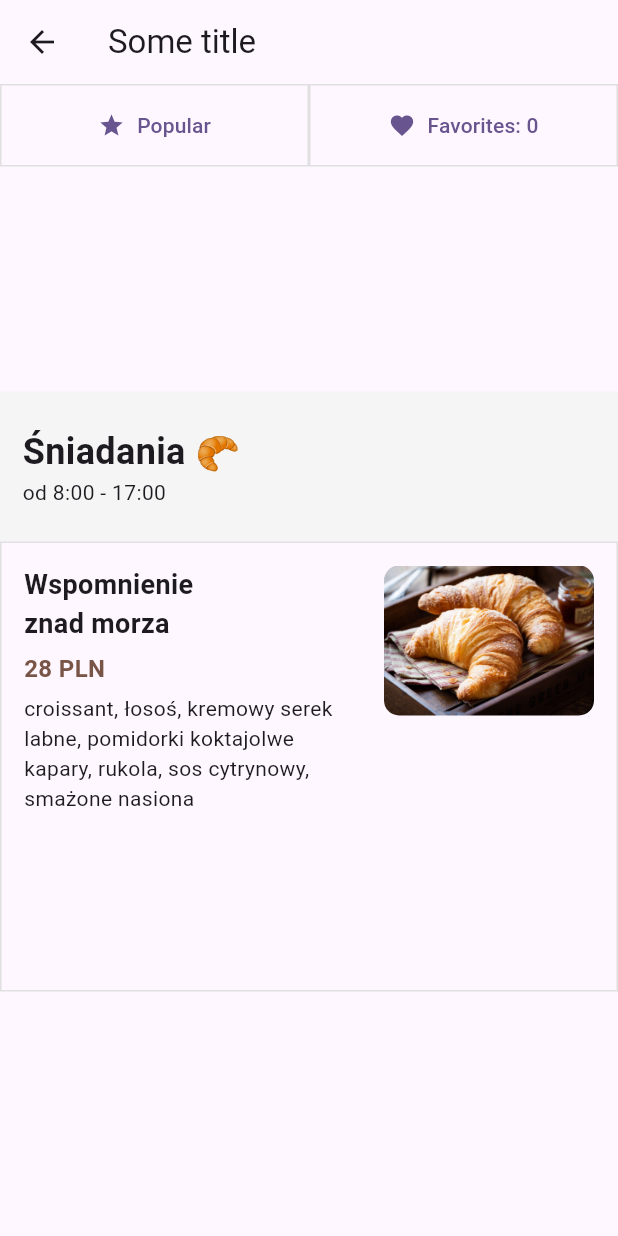
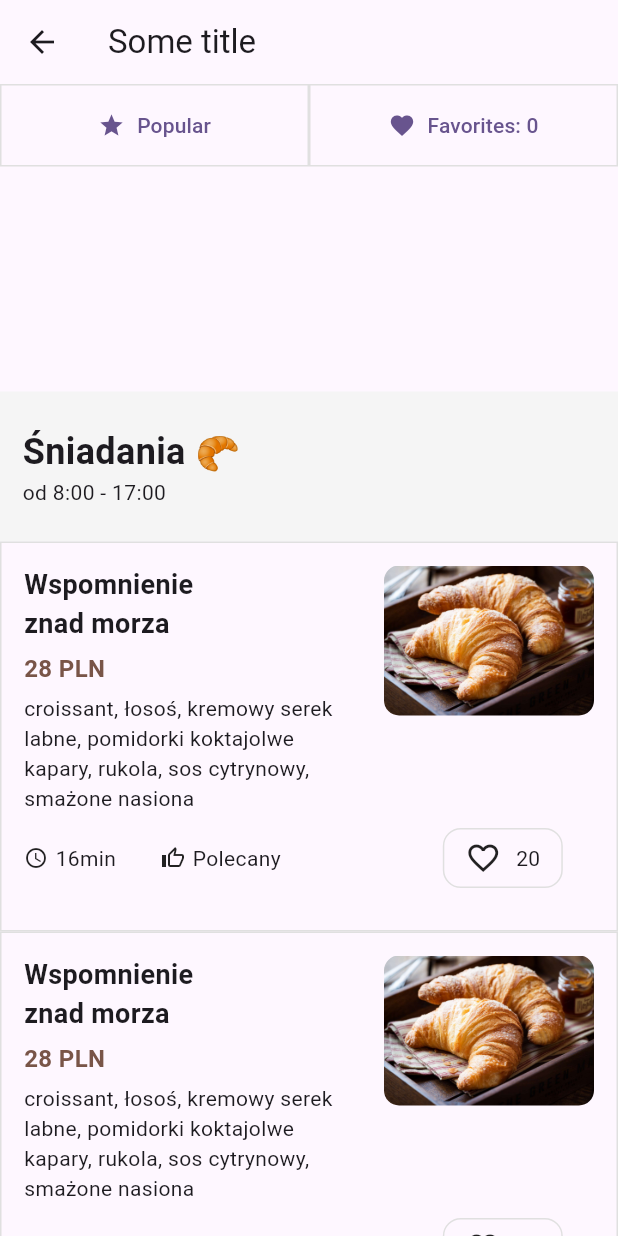
Before and after one commit to igorurbaniak/cafe_of_happiness_app, a Flutter app: the MenuScreen screen opened directly, on a phone screen of 412 x 824 dp. Run offline on Flutter 3.47's test engine with Material 3 defaults, Android fonts, the phone set to English and light mode, and no system bars; our stand-ins replace google_maps_flutter.

Commit message:
Add more UI content to the short dishes discription

```diff
--- a/lib/screens/menu_meal_screen.dart
+++ b/lib/screens/menu_meal_screen.dart
@@ -14,7 +14,8 @@ class MenuScreen extends StatelessWidget {
       appBar: AppBar(
         title: Text(title),
       ),
-      body: Column(
+      body: SingleChildScrollView(
+        child: Column(
           children: [
             Row(
               children: [
@@ -78,9 +79,31 @@ class MenuScreen extends StatelessWidget {
                 ],
               ),
             ),
-          Container(
+            const Column(
+              children: [
+                DishDiscription(),
+                DishDiscription(),
+                DishDiscription(),
+                DishDiscription(),
+              ],
+            ),
+          ],
+        ),
+      ),
+    );
+  }
+}
+
+class DishDiscription extends StatelessWidget {
+  const DishDiscription({
+    super.key,
+  });
+
+  @override
+  Widget build(BuildContext context) {
+    return Container(
       padding: const EdgeInsets.all(15),
-            height: 300,
+      height: 260,
       width: double.infinity,
       decoration: BoxDecoration(
         border: Border.all(
@@ -103,36 +126,81 @@ class MenuScreen extends StatelessWidget {
               ),
             ),
           ),
-                const Column(
+          Column(
             crossAxisAlignment: CrossAxisAlignment.start,
             children: [
-                    Text(
+              const Text(
                 'Wspomnienie\nznad morza',
-                      style:
-                          TextStyle(fontSize: 18, fontWeight: FontWeight.bold),
+                style: TextStyle(fontSize: 18, fontWeight: FontWeight.bold),
               ),
-                    SizedBox(height: 5),
-                    Text(
+              const SizedBox(height: 5),
+              const Text(
                 '28 PLN',
                 style: TextStyle(
                     fontSize: 16,
                     fontWeight: FontWeight.bold,
                     color: Colors.brown),
               ),
-                    SizedBox(height: 5),
-                    Text(
+              const SizedBox(height: 5),
+              const Text(
                 'croissant, łosoś, kremowy serek\nlabne, pomidorki koktajolwe\nkapary, rukola, sos cytrynowy,\nsmażone nasiona',
                 style: TextStyle(
                   fontSize: 14,
                 ),
               ),
-                  ],
+              const SizedBox(height: 10),
+              Row(
+                children: [
+                  const Icon(Icons.access_time, size: 16),
+                  const SizedBox(width: 5),
+                  const Text(
+                    '16min',
+                    style: TextStyle(fontSize: 14),
+                  ),
+                  const SizedBox(width: 30),
+                  const Icon(Icons.thumb_up_alt_outlined, size: 16),
+                  const SizedBox(width: 5),
+                  const Text(
+                    'Polecany',
+                    style: TextStyle(fontSize: 14),
+                  ),
+                  const SizedBox(width: 108),
+                  Container(
+                    height: 40,
+                    width: 80,
+                    decoration: BoxDecoration(
+                      borderRadius: BorderRadius.circular(12),
+                      border: Border.all(
+                        color: Colors.grey.shade300,
+                        width: 1,
+                      ),
+                    ),
+                    child: const Row(
+                      mainAxisAlignment: MainAxisAlignment.center,
+                      children: [
+                        SizedBox(
+                          height: 40,
+                          width: 50,
+                          child: Row(
+                            mainAxisAlignment: MainAxisAlignment.spaceBetween,
+                            children: [
+                              Icon(Icons.favorite_outline_outlined),
+                              Center(
+                                child: Text('20'),
                               ),
                             ],
                           ),
                         ),
                       ],
                     ),
+                  ),
+                ],
+              ),
+              const SizedBox(height: 10),
+            ],
+          ),
+        ],
+      ),
     );
   }
 }
```
Lines whose indentation alone changed are shown as unchanged.
